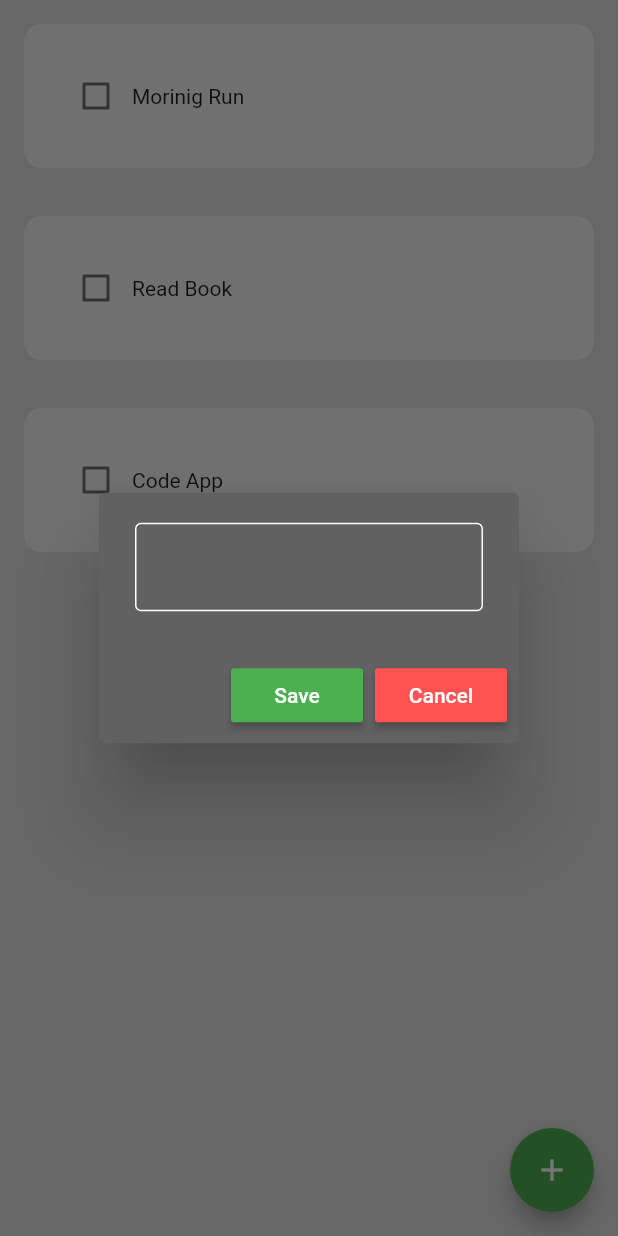
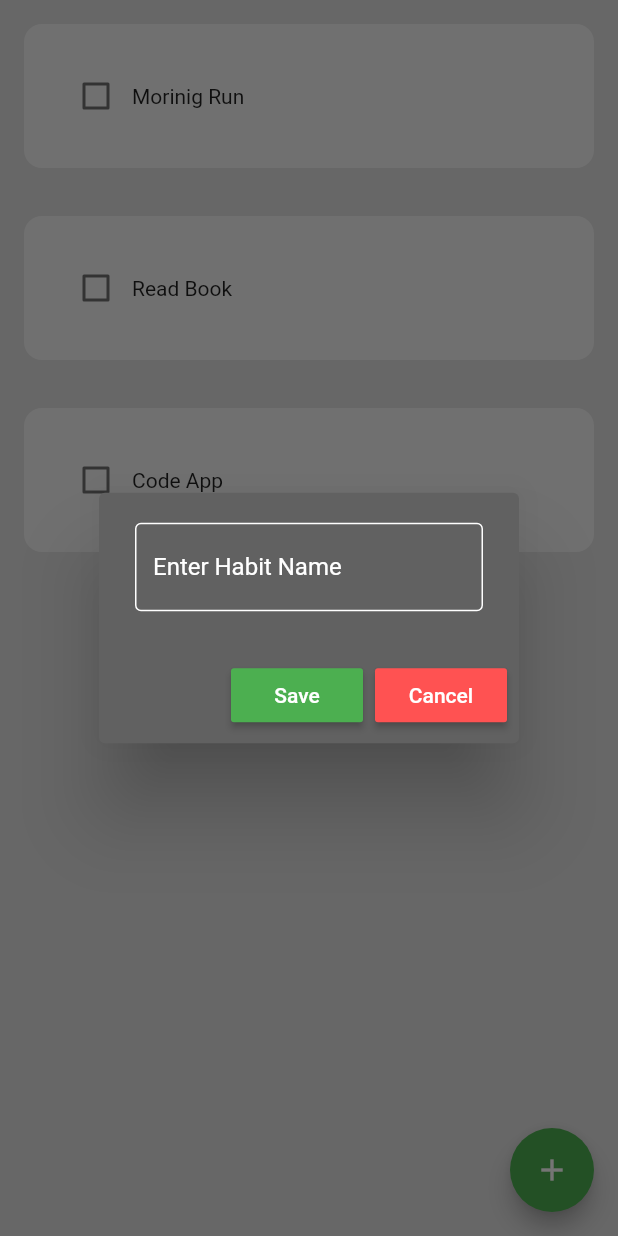
Before and after one commit to av1nDs0uza/habit-tracker, a Flutter app: the screen it shows after launch, after a tap on the "add" icon, on a phone screen of 412 x 824 dp. Run offline on Flutter 3.47's test engine with Material 2 defaults, Android fonts, the phone set to English and light mode, and no system bars; drawn by our look-alikes of flutter_slidable.

Commit message:
alert box changed
hint text added to the alert box

```diff
--- a/habit_tracker/lib/components/my_alert_box.dart
+++ b/habit_tracker/lib/components/my_alert_box.dart
@@ -2,9 +2,10 @@ import 'package:flutter/material.dart';
 
 class MyAlertBox extends StatelessWidget {
   final controller;
+  final String hintText;
   final VoidCallback onSave;
   final VoidCallback onCancel;
-  const MyAlertBox({super.key, required this.controller, required this.onSave, required this.onCancel});
+  const MyAlertBox({super.key, required this.controller,required this.hintText, required this.onSave, required this.onCancel});
 
   @override
   Widget build(BuildContext context) {
@@ -13,8 +14,11 @@ class MyAlertBox extends StatelessWidget {
       content: TextField(
         controller: controller,
         style: const TextStyle(color: Color.fromRGBO(255,255,255,1)),
-        decoration: const InputDecoration(
-          enabledBorder: OutlineInputBorder(borderSide: BorderSide(color: Colors.white)),
+        decoration:  InputDecoration(
+          hintText: hintText,
+          hintStyle: TextStyle(color: Colors.white),
+          enabledBorder: const OutlineInputBorder(borderSide: BorderSide(color: Colors.white)),
+          focusedBorder: const OutlineInputBorder(borderSide: BorderSide(color: Colors.white)),
         ),
       ),
       actions: [
--- a/habit_tracker/lib/home_page.dart
+++ b/habit_tracker/lib/home_page.dart
@@ -43,6 +43,7 @@ class _MyHomePageState extends State<MyHomePage> {
       builder: (context){
         return MyAlertBox(
           controller: _newHabitNameController,
+          hintText: 'Enter Habit Name',
           onSave: saveNewHabit,
           onCancel: cancelDialogBox,
         );
@@ -74,6 +75,7 @@ class _MyHomePageState extends State<MyHomePage> {
     showDialog(context:context, builder: (context){
       return MyAlertBox(
         controller: _newHabitNameController,
+        hintText: todaysHabitList[index][0],
         onSave: () => saveExistingHabit(index),
         onCancel: cancelDialogBox,
         );
@@ -85,6 +87,8 @@ class _MyHomePageState extends State<MyHomePage> {
     setState(() {
       todaysHabitList[index][0] = _newHabitNameController.text;
     });
+    _newHabitNameController.clear();
+    Navigator.pop(context);
 
   }
 
```
